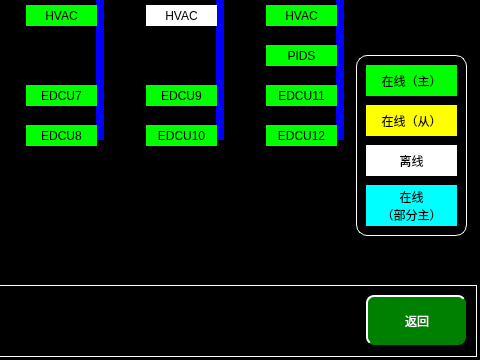
Before: the Qt Designer form maintaincetcmsstatespage.ui in mayue-crrc/ShenyangMetro9DB, drawn with Qt 5; both pictures show x 544 to 1024 and y 235 to 595 of the 1024 by 595 pixel window.
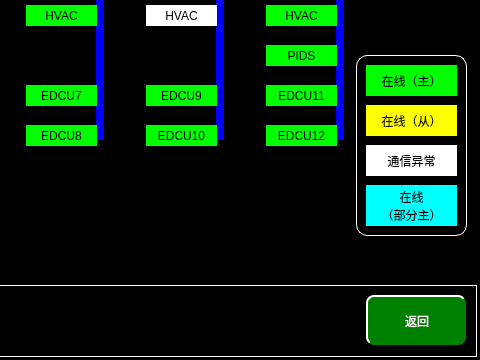
After: the same form once the commit is applied.

```diff
--- a/maintaincetcmsstatespage.ui
+++ b/maintaincetcmsstatespage.ui
@@ -147,7 +147,7 @@
 </string>
    </property>
    <property name="text">
-    <string>离线</string>
+    <string>通信异常</string>
    </property>
    <property name="alignment">
     <set>Qt::AlignCenter</set>
```
